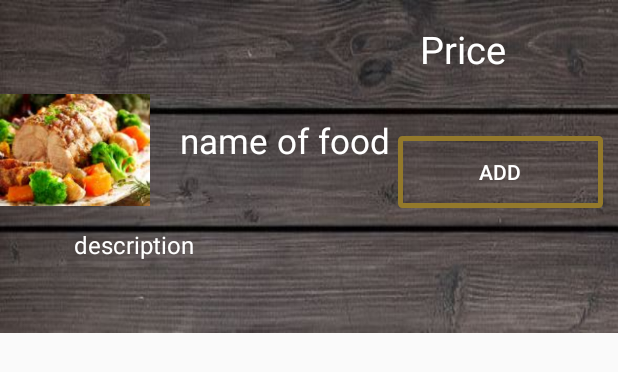
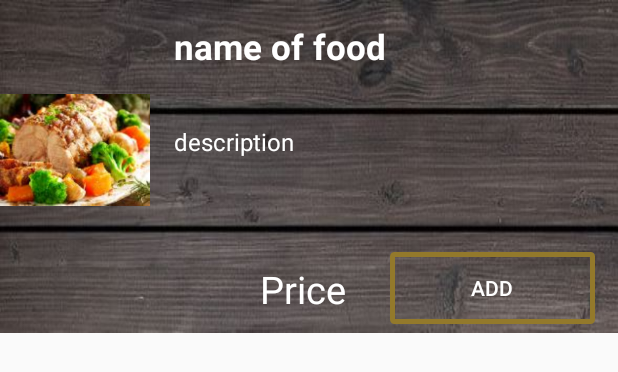
Before and after one commit to Gruzdeva/Android_studio, an Android app: the layout recycler_menu_item.xml on its own in the app's theme, with its tools: preview values and no code run, on a phone screen of 412 x 824 dp. Shown: the top 372 px of the screen. Run offline under Robolectric (Android 15) with nearby library versions, the phone set to English and light mode, and no system bars.

Commit message:
I need this is the end!

```diff
--- a/Kursach/app/src/main/res/layout/fragment_orders.xml
+++ b/Kursach/app/src/main/res/layout/fragment_orders.xml
@@ -5,7 +5,8 @@
     xmlns:tools="http://schemas.android.com/tools"
     android:layout_width="match_parent"
     android:layout_height="match_parent"
-    tools:context=".ui.cart.CartFragment">
+    tools:context=".ui.cart.CartFragment"
+    android:background="@drawable/history">
 
     <androidx.recyclerview.widget.RecyclerView
         android:id="@+id/myOrdersRecycler"
--- a/Kursach/app/src/main/res/layout/recycler_menu_item.xml
+++ b/Kursach/app/src/main/res/layout/recycler_menu_item.xml
@@ -13,15 +13,19 @@
 
     <TextView
         android:id="@+id/name_recycler"
-        android:layout_width="230dp"
-        android:layout_height="65dp"
+        android:layout_width="wrap_content"
+        android:layout_height="59dp"
+        android:layout_alignParentStart="true"
         android:layout_alignParentTop="true"
-        android:layout_centerHorizontal="true"
-        android:layout_marginTop="78dp"
+        android:layout_alignParentEnd="true"
+        android:layout_marginStart="116dp"
+        android:layout_marginTop="15dp"
+        android:layout_marginEnd="0dp"
         android:layout_marginRight="240dp"
         android:text="name of food"
         android:textColor="@color/text_food"
-        android:textSize="23dp" />
+        android:textSize="23dp"
+        android:textStyle="bold" />
 
     <TextView
         android:id="@+id/price_recycler"
@@ -30,10 +34,10 @@
         android:layout_alignParentStart="true"
         android:layout_alignParentTop="true"
         android:layout_alignParentEnd="true"
-        android:layout_marginStart="280dp"
+        android:layout_marginStart="173dp"
         android:layout_marginLeft="310dp"
-        android:layout_marginTop="15dp"
-        android:layout_marginEnd="-5dp"
+        android:layout_marginTop="175dp"
+        android:layout_marginEnd="102dp"
         android:text="Price"
         android:textColor="@color/text_food"
         android:textSize="25dp" />
@@ -45,23 +49,23 @@
         android:layout_alignTop="@+id/price_recycler"
         android:layout_alignParentStart="true"
         android:layout_alignParentEnd="true"
-        android:layout_marginStart="265dp"
-        android:layout_marginTop="75dp"
-        android:layout_marginEnd="10dp"
+        android:layout_marginStart="260dp"
+        android:layout_marginTop="-7dp"
+        android:layout_marginEnd="15dp"
         android:background="@drawable/bg_account"
         android:text="ADD"
         android:textColor="@color/text_food" />
 
     <TextView
         android:id="@+id/description_menu"
-        android:layout_width="320dp"
-        android:layout_height="57dp"
+        android:layout_width="287dp"
+        android:layout_height="59dp"
         android:layout_alignParentStart="true"
         android:layout_alignParentTop="true"
         android:layout_alignParentEnd="true"
-        android:layout_marginStart="49dp"
-        android:layout_marginTop="152dp"
-        android:layout_marginEnd="42dp"
+        android:layout_marginStart="116dp"
+        android:layout_marginTop="83dp"
+        android:layout_marginEnd="7dp"
         android:text="description"
         android:textColor="@color/text_food"
         android:textSize="16dp" />
```
Also changed, not shown: Kursach/app/src/main/res/layout/fragment_cart.xml (+13 -8 lines), Kursach/app/src/main/res/drawable/history.JPG (added), Kursach/app/src/main/res/drawable/table.JPG (added).
